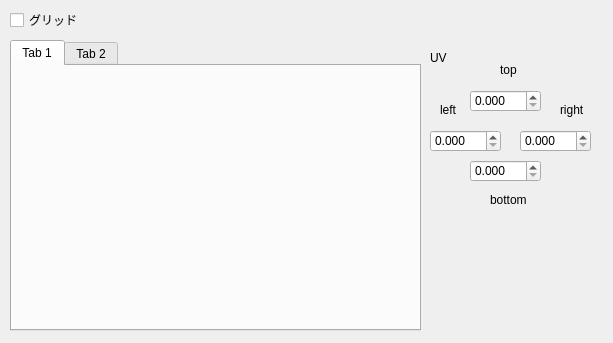
This is ui/imagewindow.ui in chocoball/AnimationCreator as Qt 5 draws it before an edit. The edited form follows.
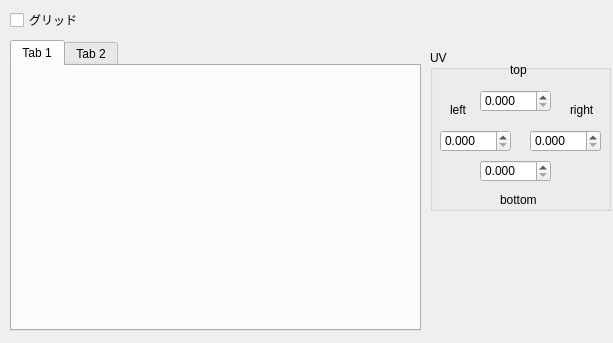
This is the edited form.

What changed in the file:
```diff
--- a/ui/imagewindow.ui
+++ b/ui/imagewindow.ui
@@ -64,24 +64,23 @@
     </attribute>
    </widget>
   </widget>
-  <widget class="QLabel" name="label_uv">
+  <widget class="QGroupBox" name="groupBox_uv">
    <property name="geometry">
     <rect>
      <x>430</x>
      <y>50</y>
-     <width>31</width>
-     <height>16</height>
+     <width>181</width>
+     <height>161</height>
     </rect>
    </property>
-   <property name="text">
+   <property name="title">
     <string>UV</string>
    </property>
-  </widget>
   <widget class="QLabel" name="label_uv_top">
    <property name="geometry">
     <rect>
-     <x>500</x>
-     <y>60</y>
+      <x>80</x>
+      <y>10</y>
      <width>31</width>
      <height>20</height>
     </rect>
@@ -90,37 +89,11 @@
     <string>top</string>
    </property>
   </widget>
-  <widget class="QLabel" name="label_uv_left">
-   <property name="geometry">
-    <rect>
-     <x>440</x>
-     <y>100</y>
-     <width>31</width>
-     <height>20</height>
-    </rect>
-   </property>
-   <property name="text">
-    <string>left</string>
-   </property>
-  </widget>
-  <widget class="QLabel" name="label_uv_bottom">
-   <property name="geometry">
-    <rect>
-     <x>490</x>
-     <y>190</y>
-     <width>51</width>
-     <height>20</height>
-    </rect>
-   </property>
-   <property name="text">
-    <string>bottom</string>
-   </property>
-  </widget>
   <widget class="QLabel" name="label_uv_right">
    <property name="geometry">
     <rect>
-     <x>560</x>
-     <y>100</y>
+      <x>140</x>
+      <y>50</y>
      <width>31</width>
      <height>20</height>
     </rect>
@@ -129,30 +102,11 @@
     <string>right</string>
    </property>
   </widget>
-  <widget class="QDoubleSpinBox" name="doubleSpinBox_uv_bottom">
-   <property name="geometry">
-    <rect>
-     <x>470</x>
-     <y>160</y>
-     <width>71</width>
-     <height>22</height>
-    </rect>
-   </property>
-   <property name="decimals">
-    <number>3</number>
-   </property>
-   <property name="maximum">
-    <double>4096.000000000000000</double>
-   </property>
-   <property name="singleStep">
-    <double>1.000000000000000</double>
-   </property>
-  </widget>
   <widget class="QDoubleSpinBox" name="doubleSpinBox_uv_left">
    <property name="geometry">
     <rect>
-     <x>430</x>
-     <y>130</y>
+      <x>10</x>
+      <y>80</y>
      <width>71</width>
      <height>22</height>
     </rect>
@@ -170,8 +124,8 @@
   <widget class="QDoubleSpinBox" name="doubleSpinBox_uv_top">
    <property name="geometry">
     <rect>
-     <x>470</x>
-     <y>90</y>
+      <x>50</x>
+      <y>40</y>
      <width>71</width>
      <height>22</height>
     </rect>
@@ -186,11 +140,43 @@
     <double>1.000000000000000</double>
    </property>
   </widget>
+   <widget class="QDoubleSpinBox" name="doubleSpinBox_uv_bottom">
+    <property name="geometry">
+     <rect>
+      <x>50</x>
+      <y>110</y>
+      <width>71</width>
+      <height>22</height>
+     </rect>
+    </property>
+    <property name="decimals">
+     <number>3</number>
+    </property>
+    <property name="maximum">
+     <double>4096.000000000000000</double>
+    </property>
+    <property name="singleStep">
+     <double>1.000000000000000</double>
+    </property>
+   </widget>
+   <widget class="QLabel" name="label_uv_bottom">
+    <property name="geometry">
+     <rect>
+      <x>70</x>
+      <y>140</y>
+      <width>51</width>
+      <height>20</height>
+     </rect>
+    </property>
+    <property name="text">
+     <string>bottom</string>
+    </property>
+   </widget>
   <widget class="QDoubleSpinBox" name="doubleSpinBox_uv_right">
    <property name="geometry">
     <rect>
-     <x>520</x>
-     <y>130</y>
+      <x>100</x>
+      <y>80</y>
      <width>71</width>
      <height>22</height>
     </rect>
@@ -204,6 +190,20 @@
    <property name="singleStep">
     <double>1.000000000000000</double>
    </property>
+   </widget>
+   <widget class="QLabel" name="label_uv_left">
+    <property name="geometry">
+     <rect>
+      <x>20</x>
+      <y>50</y>
+      <width>31</width>
+      <height>20</height>
+     </rect>
+    </property>
+    <property name="text">
+     <string>left</string>
+    </property>
+   </widget>
   </widget>
  </widget>
  <tabstops>
```
Lines whose indentation alone changed are shown as unchanged.
